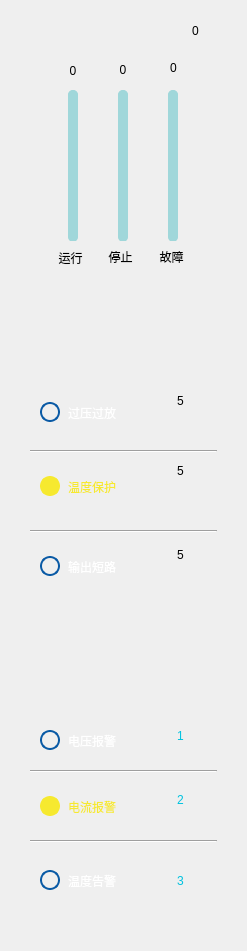
Above: component/leftstatsform.ui from tech-flyflypig/HQ_Battery before the change. Below: the same form after it.
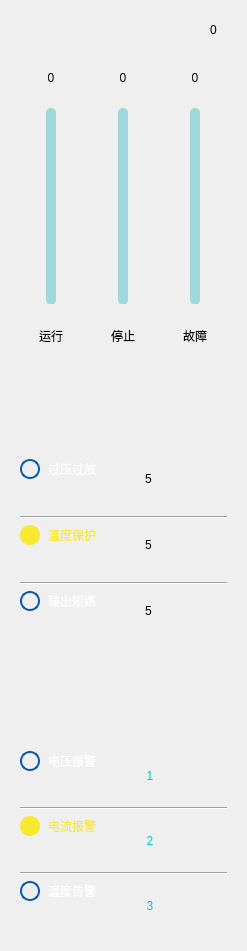
That is the form after the change. Icons and pictures are not drawn.

Commit message: 更新BatteryGridWidget UI，重构布局以提升界面适应性；新增数据库文件和共享内存文件，优化数据存储结构。

Diff of the .ui file:
```diff
--- a/component/leftstatsform.ui
+++ b/component/leftstatsform.ui
@@ -43,15 +43,12 @@
 	font: 11pt &quot;Microsoft YaHei UI&quot;;
 }</string>
   </property>
+  <layout class="QVBoxLayout" name="verticalLayout_2">
+   <property name="spacing">
+    <number>30</number>
+   </property>
+   <item>
   <widget class="QWidget" name="battery_number" native="true">
-   <property name="geometry">
-    <rect>
-     <x>20</x>
-     <y>0</y>
-     <width>210</width>
-     <height>288</height>
-    </rect>
-   </property>
    <property name="styleSheet">
     <string notr="true">#battery_number{
 border-image: url(:/image/主页_电源数量.png);
@@ -84,63 +81,47 @@
     }
 </string>
    </property>
-   <widget class="QSlider" name="verticalSlider_running">
-    <property name="geometry">
-     <rect>
-      <x>35</x>
-      <y>90</y>
-      <width>36</width>
-      <height>151</height>
-     </rect>
-    </property>
-    <property name="maximum">
+     <layout class="QVBoxLayout" name="verticalLayout">
+      <property name="spacing">
+       <number>23</number>
+      </property>
+      <item>
+       <layout class="QHBoxLayout" name="horizontalLayout">
+        <property name="rightMargin">
      <number>10</number>
     </property>
+        <item>
+         <spacer name="horizontalSpacer">
     <property name="orientation">
-     <enum>Qt::Vertical</enum>
-    </property>
-   </widget>
-   <widget class="QSlider" name="verticalSlider_stop">
-    <property name="geometry">
-     <rect>
-      <x>85</x>
-      <y>90</y>
-      <width>36</width>
-      <height>151</height>
-     </rect>
-    </property>
-    <property name="maximum">
-     <number>10</number>
-    </property>
-    <property name="orientation">
-     <enum>Qt::Vertical</enum>
-    </property>
-   </widget>
-   <widget class="QSlider" name="verticalSlider_fault">
-    <property name="geometry">
-     <rect>
-      <x>135</x>
-      <y>90</y>
-      <width>36</width>
-      <height>151</height>
-     </rect>
-    </property>
-    <property name="maximum">
-     <number>10</number>
-    </property>
-    <property name="orientation">
-     <enum>Qt::Vertical</enum>
-    </property>
-   </widget>
+           <enum>Qt::Horizontal</enum>
+          </property>
+          <property name="sizeHint" stdset="0">
+           <size>
+            <width>40</width>
+            <height>20</height>
+           </size>
+          </property>
+         </spacer>
+        </item>
+        <item>
+         <widget class="QLabel" name="label_total_num">
+          <property name="text">
+           <string>0</string>
+          </property>
+          <property name="alignment">
+           <set>Qt::AlignCenter</set>
+          </property>
+         </widget>
+        </item>
+       </layout>
+      </item>
+      <item>
+       <layout class="QGridLayout" name="gridLayout">
+        <property name="topMargin">
+         <number>8</number>
+        </property>
+        <item row="0" column="0">
    <widget class="QLabel" name="label_runing_num">
-    <property name="geometry">
-     <rect>
-      <x>45</x>
-      <y>63</y>
-      <width>16</width>
-      <height>16</height>
-     </rect>
-    </property>
     <property name="text">
      <string>0</string>
     </property>
@@ -148,15 +129,9 @@
      <set>Qt::AlignCenter</set>
     </property>
    </widget>
+        </item>
+        <item row="0" column="1">
    <widget class="QLabel" name="label_stop_num">
-    <property name="geometry">
-     <rect>
-      <x>95</x>
-      <y>62</y>
-      <width>16</width>
-      <height>16</height>
-     </rect>
-    </property>
     <property name="text">
      <string>0</string>
     </property>
@@ -164,15 +139,9 @@
      <set>Qt::AlignCenter</set>
     </property>
    </widget>
+        </item>
+        <item row="0" column="2">
    <widget class="QLabel" name="label_fault_num">
-    <property name="geometry">
-     <rect>
-      <x>143</x>
-      <y>60</y>
-      <width>21</width>
-      <height>16</height>
-     </rect>
-    </property>
     <property name="text">
      <string>0</string>
     </property>
@@ -180,15 +149,39 @@
      <set>Qt::AlignCenter</set>
     </property>
    </widget>
+        </item>
+        <item row="1" column="0">
+         <widget class="QSlider" name="verticalSlider_running">
+          <property name="maximum">
+           <number>10</number>
+          </property>
+          <property name="orientation">
+           <enum>Qt::Vertical</enum>
+          </property>
+         </widget>
+        </item>
+        <item row="1" column="1">
+         <widget class="QSlider" name="verticalSlider_stop">
+          <property name="maximum">
+           <number>10</number>
+          </property>
+          <property name="orientation">
+           <enum>Qt::Vertical</enum>
+          </property>
+         </widget>
+        </item>
+        <item row="1" column="2">
+         <widget class="QSlider" name="verticalSlider_fault">
+          <property name="maximum">
+           <number>10</number>
+          </property>
+          <property name="orientation">
+           <enum>Qt::Vertical</enum>
+          </property>
+         </widget>
+        </item>
+        <item row="2" column="0">
    <widget class="QLabel" name="label_4">
-    <property name="geometry">
-     <rect>
-      <x>30</x>
-      <y>250</y>
-      <width>41</width>
-      <height>16</height>
-     </rect>
-    </property>
     <property name="text">
      <string>运行</string>
     </property>
@@ -196,15 +189,9 @@
      <set>Qt::AlignCenter</set>
     </property>
    </widget>
+        </item>
+        <item row="2" column="1">
    <widget class="QLabel" name="label_5">
-    <property name="geometry">
-     <rect>
-      <x>80</x>
-      <y>246</y>
-      <width>41</width>
-      <height>21</height>
-     </rect>
-    </property>
     <property name="text">
      <string>停止</string>
     </property>
@@ -212,15 +199,9 @@
      <set>Qt::AlignCenter</set>
     </property>
    </widget>
+        </item>
+        <item row="2" column="2">
    <widget class="QLabel" name="label_6">
-    <property name="geometry">
-     <rect>
-      <x>131</x>
-      <y>246</y>
-      <width>41</width>
-      <height>21</height>
-     </rect>
-    </property>
     <property name="text">
      <string>故障</string>
     </property>
@@ -228,32 +209,206 @@
      <set>Qt::AlignCenter</set>
     </property>
    </widget>
-   <widget class="QLabel" name="label_total_num">
-    <property name="geometry">
-     <rect>
-      <x>155</x>
-      <y>20</y>
-      <width>41</width>
-      <height>21</height>
-     </rect>
-    </property>
+        </item>
+       </layout>
+      </item>
+     </layout>
+    </widget>
+   </item>
+   <item>
+    <widget class="QWidget" name="protect_status" native="true">
+     <property name="styleSheet">
+      <string notr="true">#protect_status{
+border-image: url(:/image/主页_保护状态.png);
+}
+QLabel{
+background:transparent;
+
+}
+#widget_battery_bak,#widget_battery_bak_2,#widget_battery_bak_3
+{
+	border-image: url(:/image/电源.png);
+	background:transparent;
+}
+
+
+
+</string>
+     </property>
+     <layout class="QGridLayout" name="gridLayout_5">
+      <property name="topMargin">
+       <number>75</number>
+      </property>
+      <item row="0" column="0">
+       <layout class="QFormLayout" name="formLayout">
+        <property name="horizontalSpacing">
+         <number>26</number>
+        </property>
+        <property name="topMargin">
+         <number>0</number>
+        </property>
+        <item row="0" column="0">
+         <widget class="QRadioButton" name="rbtn_over_voltage_and_discharge">
     <property name="text">
-     <string>0</string>
-    </property>
+           <string>过压过放</string>
+          </property>
+          <property name="checked">
+           <bool>false</bool>
+          </property>
+          <property name="autoExclusive">
+           <bool>false</bool>
+          </property>
+         </widget>
+        </item>
+        <item row="0" column="1">
+         <widget class="QWidget" name="widget_battery_bak" native="true">
+          <property name="sizePolicy">
+           <sizepolicy hsizetype="Fixed" vsizetype="Fixed">
+            <horstretch>0</horstretch>
+            <verstretch>0</verstretch>
+           </sizepolicy>
+          </property>
+          <property name="minimumSize">
+           <size>
+            <width>51</width>
+            <height>51</height>
+           </size>
+          </property>
+          <layout class="QGridLayout" name="gridLayout_2">
+           <property name="topMargin">
+            <number>7</number>
+           </property>
+           <property name="bottomMargin">
+            <number>18</number>
+           </property>
+           <item row="0" column="0">
+            <widget class="QLabel" name="label_over_voltage_discharge_protect">
+             <property name="text">
+              <string>5</string>
+             </property>
     <property name="alignment">
      <set>Qt::AlignCenter</set>
     </property>
    </widget>
-  </widget>
+           </item>
+          </layout>
+         </widget>
+        </item>
+        <item row="1" column="0" colspan="2">
+         <widget class="Line" name="line">
+          <property name="orientation">
+           <enum>Qt::Horizontal</enum>
+          </property>
+         </widget>
+        </item>
+        <item row="2" column="0">
+         <widget class="QRadioButton" name="rbtn_tempeture_protect">
+          <property name="text">
+           <string>温度保护</string>
+          </property>
+          <property name="checked">
+           <bool>true</bool>
+          </property>
+          <property name="autoExclusive">
+           <bool>false</bool>
+          </property>
+         </widget>
+        </item>
+        <item row="2" column="1">
+         <widget class="QWidget" name="widget_battery_bak_2" native="true">
+          <property name="sizePolicy">
+           <sizepolicy hsizetype="Fixed" vsizetype="Fixed">
+            <horstretch>0</horstretch>
+            <verstretch>0</verstretch>
+           </sizepolicy>
+          </property>
+          <property name="minimumSize">
+           <size>
+            <width>51</width>
+            <height>51</height>
+           </size>
+          </property>
+          <layout class="QGridLayout" name="gridLayout_3">
+           <property name="topMargin">
+            <number>7</number>
+           </property>
+           <property name="bottomMargin">
+            <number>18</number>
+           </property>
+           <item row="0" column="0">
+            <widget class="QLabel" name="label_tempeture_protect">
+             <property name="text">
+              <string>5</string>
+             </property>
+             <property name="alignment">
+              <set>Qt::AlignCenter</set>
+             </property>
+            </widget>
+           </item>
+          </layout>
+         </widget>
+        </item>
+        <item row="3" column="0" colspan="2">
+         <widget class="Line" name="line_2">
+          <property name="orientation">
+           <enum>Qt::Horizontal</enum>
+          </property>
+         </widget>
+        </item>
+        <item row="4" column="0">
+         <widget class="QRadioButton" name="rbtn_short_circuit">
+          <property name="text">
+           <string>输出短路</string>
+          </property>
+          <property name="checked">
+           <bool>false</bool>
+          </property>
+          <property name="autoExclusive">
+           <bool>false</bool>
+          </property>
+         </widget>
+        </item>
+        <item row="4" column="1">
+         <widget class="QWidget" name="widget_battery_bak_3" native="true">
+          <property name="sizePolicy">
+           <sizepolicy hsizetype="Fixed" vsizetype="Fixed">
+            <horstretch>0</horstretch>
+            <verstretch>0</verstretch>
+           </sizepolicy>
+          </property>
+          <property name="minimumSize">
+           <size>
+            <width>51</width>
+            <height>51</height>
+           </size>
+          </property>
+          <layout class="QGridLayout" name="gridLayout_4">
+           <property name="topMargin">
+            <number>7</number>
+           </property>
+           <property name="bottomMargin">
+            <number>18</number>
+           </property>
+           <item row="0" column="0">
+            <widget class="QLabel" name="label_shortCircuitProtect_num">
+             <property name="text">
+              <string>5</string>
+             </property>
+             <property name="alignment">
+              <set>Qt::AlignCenter</set>
+             </property>
+            </widget>
+           </item>
+          </layout>
+         </widget>
+        </item>
+       </layout>
+      </item>
+     </layout>
+    </widget>
+   </item>
+   <item>
   <widget class="QWidget" name="fault_alarm" native="true">
-   <property name="geometry">
-    <rect>
-     <x>20</x>
-     <y>650</y>
-     <width>211</width>
-     <height>281</height>
-    </rect>
-   </property>
    <property name="styleSheet">
     <string notr="true">#fault_alarm{
 border-image: url(:/image/主页_故障报警.png);
@@ -272,24 +427,42 @@
 }
 </string>
    </property>
+     <layout class="QGridLayout" name="gridLayout_9">
+      <property name="topMargin">
+       <number>70</number>
+      </property>
+      <item row="0" column="0">
+       <layout class="QFormLayout" name="formLayout_2">
+        <property name="horizontalSpacing">
+         <number>28</number>
+        </property>
+        <item row="0" column="0">
+         <widget class="QRadioButton" name="rbtn_voltage_alarm">
+          <property name="text">
+           <string>电压报警</string>
+          </property>
+          <property name="autoExclusive">
+           <bool>false</bool>
+          </property>
+         </widget>
+        </item>
+        <item row="0" column="1">
    <widget class="QWidget" name="widget_batery_square" native="true">
-    <property name="geometry">
-     <rect>
-      <x>140</x>
-      <y>65</y>
-      <width>45</width>
-      <height>45</height>
-     </rect>
-    </property>
+          <property name="sizePolicy">
+           <sizepolicy hsizetype="Fixed" vsizetype="Fixed">
+            <horstretch>0</horstretch>
+            <verstretch>0</verstretch>
+           </sizepolicy>
+          </property>
+          <property name="minimumSize">
+           <size>
+            <width>50</width>
+            <height>50</height>
+           </size>
+          </property>
+          <layout class="QGridLayout" name="gridLayout_6">
+           <item row="0" column="0">
     <widget class="QLabel" name="label_voltage_alarm">
-     <property name="geometry">
-      <rect>
-       <x>5</x>
-       <y>10</y>
-       <width>31</width>
-       <height>21</height>
-      </rect>
-     </property>
      <property name="text">
       <string>1</string>
      </property>
@@ -297,25 +470,47 @@
       <set>Qt::AlignCenter</set>
      </property>
     </widget>
-   </widget>
+           </item>
+          </layout>
+         </widget>
+        </item>
+        <item row="1" column="0" colspan="2">
+         <widget class="Line" name="line_3">
+          <property name="orientation">
+           <enum>Qt::Horizontal</enum>
+          </property>
+         </widget>
+        </item>
+        <item row="2" column="0">
+         <widget class="QRadioButton" name="rbtn_current_alarm">
+          <property name="text">
+           <string>电流报警</string>
+          </property>
+          <property name="checked">
+           <bool>true</bool>
+          </property>
+          <property name="autoExclusive">
+           <bool>false</bool>
+          </property>
+         </widget>
+        </item>
+        <item row="2" column="1">
    <widget class="QWidget" name="widget_batery_square_2" native="true">
-    <property name="geometry">
-     <rect>
-      <x>140</x>
-      <y>129</y>
-      <width>45</width>
-      <height>45</height>
-     </rect>
-    </property>
+          <property name="sizePolicy">
+           <sizepolicy hsizetype="Fixed" vsizetype="Fixed">
+            <horstretch>0</horstretch>
+            <verstretch>0</verstretch>
+           </sizepolicy>
+          </property>
+          <property name="minimumSize">
+           <size>
+            <width>50</width>
+            <height>50</height>
+           </size>
+          </property>
+          <layout class="QGridLayout" name="gridLayout_7">
+           <item row="0" column="0">
     <widget class="QLabel" name="label_current_alarm">
-     <property name="geometry">
-      <rect>
-       <x>5</x>
-       <y>10</y>
-       <width>31</width>
-       <height>21</height>
-      </rect>
-     </property>
      <property name="text">
       <string>2</string>
      </property>
@@ -323,103 +518,19 @@
       <set>Qt::AlignCenter</set>
      </property>
     </widget>
-   </widget>
-   <widget class="QWidget" name="widget_batery_square_3" native="true">
-    <property name="geometry">
-     <rect>
-      <x>140</x>
-      <y>210</y>
-      <width>45</width>
-      <height>45</height>
-     </rect>
-    </property>
-    <widget class="QLabel" name="label_temperature_alarm">
-     <property name="geometry">
-      <rect>
-       <x>5</x>
-       <y>10</y>
-       <width>31</width>
-       <height>21</height>
-      </rect>
-     </property>
-     <property name="text">
-      <string>3</string>
-     </property>
-     <property name="alignment">
-      <set>Qt::AlignCenter</set>
-     </property>
-    </widget>
-   </widget>
-   <widget class="Line" name="line_3">
-    <property name="geometry">
-     <rect>
-      <x>10</x>
-      <y>120</y>
-      <width>187</width>
-      <height>2</height>
-     </rect>
-    </property>
-    <property name="orientation">
-     <enum>Qt::Horizontal</enum>
-    </property>
-   </widget>
+           </item>
+          </layout>
+         </widget>
+        </item>
+        <item row="3" column="0" colspan="2">
    <widget class="Line" name="line_5">
-    <property name="geometry">
-     <rect>
-      <x>10</x>
-      <y>190</y>
-      <width>187</width>
-      <height>2</height>
-     </rect>
-    </property>
     <property name="orientation">
      <enum>Qt::Horizontal</enum>
     </property>
    </widget>
-   <widget class="QRadioButton" name="rbtn_voltage_alarm">
-    <property name="geometry">
-     <rect>
-      <x>20</x>
-      <y>80</y>
-      <width>121</width>
-      <height>21</height>
-     </rect>
-    </property>
-    <property name="text">
-     <string>电压报警</string>
-    </property>
-    <property name="autoExclusive">
-     <bool>false</bool>
-    </property>
-   </widget>
-   <widget class="QRadioButton" name="rbtn_current_alarm">
-    <property name="geometry">
-     <rect>
-      <x>20</x>
-      <y>146</y>
-      <width>97</width>
-      <height>21</height>
-     </rect>
-    </property>
-    <property name="text">
-     <string>电流报警</string>
-    </property>
-    <property name="checked">
-     <bool>true</bool>
-    </property>
-    <property name="autoExclusive">
-     <bool>false</bool>
-    </property>
-   </widget>
+        </item>
+        <item row="4" column="0">
    <widget class="QRadioButton" name="rbtn_temperature_alarm">
-    <property name="geometry">
-     <rect>
-      <x>20</x>
-      <y>220</y>
-      <width>97</width>
-      <height>21</height>
-     </rect>
-    </property>
     <property name="text">
      <string>温度告警</string>
     </property>
@@ -427,196 +538,41 @@
      <bool>false</bool>
     </property>
    </widget>
-  </widget>
-  <widget class="QWidget" name="protect_status" native="true">
-   <property name="geometry">
-    <rect>
-     <x>20</x>
-     <y>320</y>
-     <width>211</width>
-     <height>301</height>
-    </rect>
-   </property>
-   <property name="styleSheet">
-    <string notr="true">#protect_status{
-border-image: url(:/image/主页_保护状态.png);
-}
-QLabel{
-background:transparent;
-
-}
-#widget_battery_bak,#widget_battery_bak_2,#widget_battery_bak_3
-{
-	border-image: url(:/image/电源.png);
-	background:transparent;
-}
-
-
-
-</string>
-   </property>
-   <widget class="QWidget" name="widget_battery_bak" native="true">
-    <property name="geometry">
-     <rect>
-      <x>140</x>
-      <y>70</y>
-      <width>45</width>
-      <height>45</height>
-     </rect>
-    </property>
-    <widget class="QLabel" name="label_over_voltage_discharge_protect">
-     <property name="geometry">
-      <rect>
-       <x>10</x>
-       <y>0</y>
-       <width>21</width>
-       <height>21</height>
-      </rect>
-     </property>
+        </item>
+        <item row="4" column="1">
+         <widget class="QWidget" name="widget_batery_square_3" native="true">
+          <property name="sizePolicy">
+           <sizepolicy hsizetype="Fixed" vsizetype="Fixed">
+            <horstretch>0</horstretch>
+            <verstretch>0</verstretch>
+           </sizepolicy>
+          </property>
+          <property name="minimumSize">
+           <size>
+            <width>50</width>
+            <height>50</height>
+           </size>
+          </property>
+          <layout class="QGridLayout" name="gridLayout_8">
+           <item row="0" column="0">
+            <widget class="QLabel" name="label_temperature_alarm">
      <property name="text">
-      <string>5</string>
+              <string>3</string>
      </property>
      <property name="alignment">
       <set>Qt::AlignCenter</set>
      </property>
     </widget>
-   </widget>
-   <widget class="QWidget" name="widget_battery_bak_2" native="true">
-    <property name="geometry">
-     <rect>
-      <x>140</x>
-      <y>140</y>
-      <width>45</width>
-      <height>45</height>
-     </rect>
-    </property>
-    <widget class="QLabel" name="label_tempeture_protect">
-     <property name="geometry">
-      <rect>
-       <x>10</x>
-       <y>0</y>
-       <width>21</width>
-       <height>21</height>
-      </rect>
-     </property>
-     <property name="text">
-      <string>5</string>
-     </property>
-     <property name="alignment">
-      <set>Qt::AlignCenter</set>
-     </property>
+           </item>
+          </layout>
+         </widget>
+        </item>
+       </layout>
+      </item>
+     </layout>
     </widget>
-   </widget>
-   <widget class="QWidget" name="widget_battery_bak_3" native="true">
-    <property name="geometry">
-     <rect>
-      <x>140</x>
-      <y>224</y>
-      <width>45</width>
-      <height>45</height>
-     </rect>
-    </property>
-    <widget class="QLabel" name="label_shortCircuitProtect_num">
-     <property name="geometry">
-      <rect>
-       <x>10</x>
-       <y>0</y>
-       <width>21</width>
-       <height>21</height>
-      </rect>
-     </property>
-     <property name="text">
-      <string>5</string>
-     </property>
-     <property name="alignment">
-      <set>Qt::AlignCenter</set>
-     </property>
-    </widget>
-   </widget>
-   <widget class="Line" name="line">
-    <property name="geometry">
-     <rect>
-      <x>10</x>
-      <y>130</y>
-      <width>187</width>
-      <height>2</height>
-     </rect>
-    </property>
-    <property name="orientation">
-     <enum>Qt::Horizontal</enum>
-    </property>
-   </widget>
-   <widget class="Line" name="line_2">
-    <property name="geometry">
-     <rect>
-      <x>10</x>
-      <y>210</y>
-      <width>187</width>
-      <height>2</height>
-     </rect>
-    </property>
-    <property name="orientation">
-     <enum>Qt::Horizontal</enum>
-    </property>
-   </widget>
-   <widget class="QRadioButton" name="rbtn_short_circuit">
-    <property name="geometry">
-     <rect>
-      <x>20</x>
-      <y>236</y>
-      <width>97</width>
-      <height>21</height>
-     </rect>
-    </property>
-    <property name="text">
-     <string>输出短路</string>
-    </property>
-    <property name="checked">
-     <bool>false</bool>
-    </property>
-    <property name="autoExclusive">
-     <bool>false</bool>
-    </property>
-   </widget>
-   <widget class="QRadioButton" name="rbtn_tempeture_protect">
-    <property name="geometry">
-     <rect>
-      <x>20</x>
-      <y>156</y>
-      <width>97</width>
-      <height>21</height>
-     </rect>
-    </property>
-    <property name="text">
-     <string>温度保护</string>
-    </property>
-    <property name="checked">
-     <bool>true</bool>
-    </property>
-    <property name="autoExclusive">
-     <bool>false</bool>
-    </property>
-   </widget>
-   <widget class="QRadioButton" name="rbtn_over_voltage_and_discharge">
-    <property name="geometry">
-     <rect>
-      <x>20</x>
-      <y>82</y>
-      <width>97</width>
-      <height>21</height>
-     </rect>
-    </property>
-    <property name="text">
-     <string>过压过放</string>
-    </property>
-    <property name="checked">
-     <bool>false</bool>
-    </property>
-    <property name="autoExclusive">
-     <bool>false</bool>
-    </property>
-   </widget>
-  </widget>
+   </item>
+  </layout>
  </widget>
  <resources/>
  <connections/>
```
Lines whose indentation alone changed are shown as unchanged. The commit also changes 3 other files.
